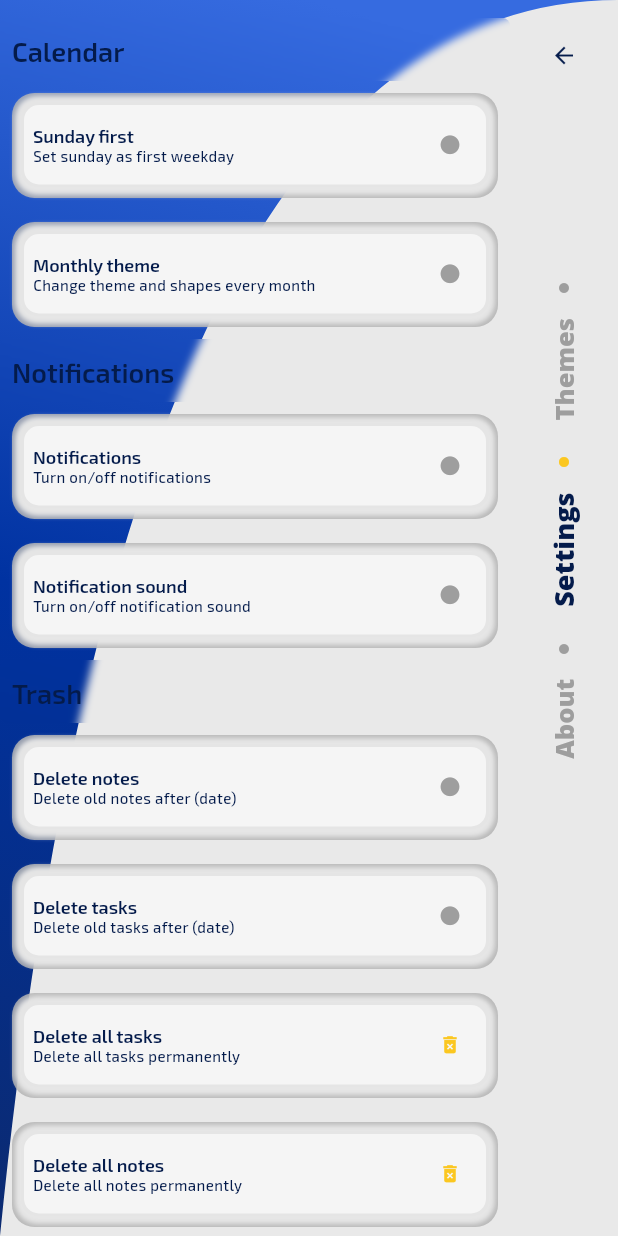
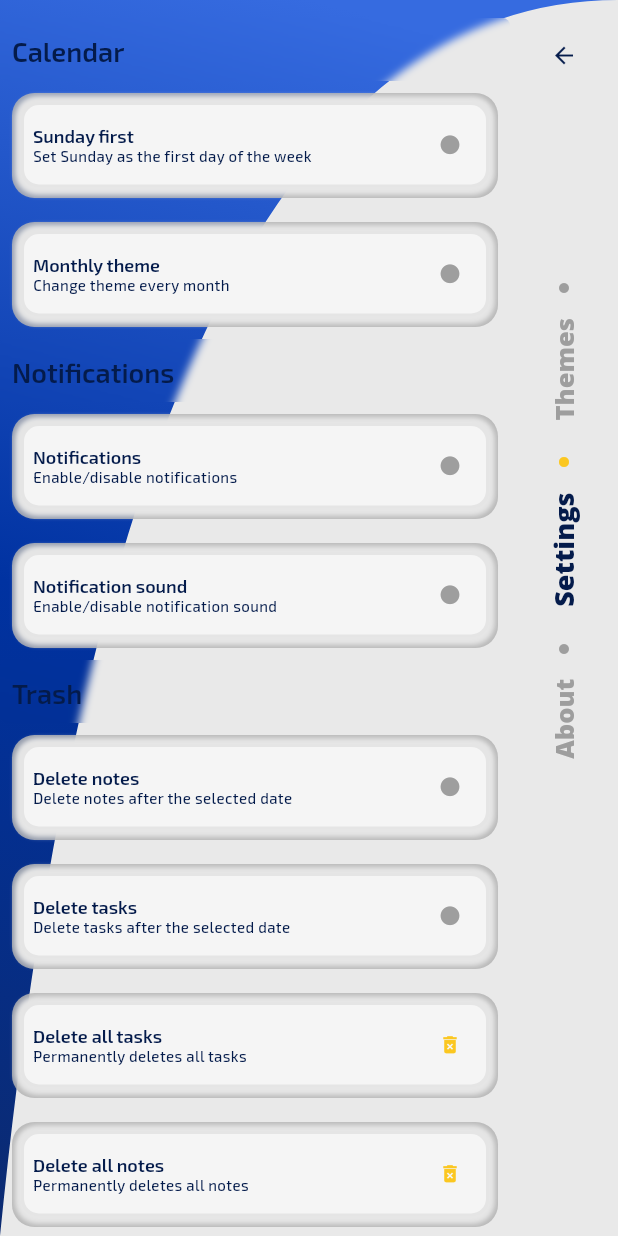
Before and after one commit to RafalSiuta/noti, a Flutter app: the SettingsScreen screen opened by its route, swiped to page 2, on a phone screen of 412 x 824 dp. Run offline on Flutter 3.47's test engine with Material 3 defaults, Android fonts, the phone set to English and light mode, and no system bars; our stand-ins replace audioplayers, camera, carousel_slider, device_info_plus, flutter_local_notifications, flutter_staggered_animations and 10 more; missing offline and left inert: android_intent_plus, csshadow, photo_manager, photo_manager_image_provider; accounts and stored records are empty.

Commit message:
1.fix settingsProvider prefs store data issue;2.update setsScreen page with appLocalizations;3.update prefs.dart with save restoreStatesLite;

```diff
--- a/lang/en.json
+++ b/lang/en.json
@@ -48,7 +48,10 @@
     "title_delete_all_notes": "delete all notes",
     "description_delete_all_notes": "permanently deletes all notes",
     "title_delete_all_tasks": "delete all tasks",
-    "description_delete_all_tasks": "permanently deletes all tasks"
+    "description_delete_all_tasks": "permanently deletes all tasks",
+    "settings_dial_info": "This setting delete data after",
+    "settings_dial_confirm": "Are You sure?",
+    "settings_dial_month": "months"
   },
   "creators_text": {
     "more_options": "more options",
--- a/lang/es.json
+++ b/lang/es.json
@@ -48,7 +48,10 @@
     "title_delete_all_notes": "eliminar todas las notas",
     "description_delete_all_notes": "elimina permanentemente todas las notas",
     "title_delete_all_tasks": "eliminar todas las tareas",
-    "description_delete_all_tasks": "elimina permanentemente todas las tareas"
+    "description_delete_all_tasks": "elimina permanentemente todas las tareas",
+    "settings_dial_info": "This setting delete data after",
+    "settings_dial_confirm": "Are You sure?",
+    "settings_dial_month": "months"
   },
   "creators_text": {
     "more_options": "más opciones",
--- a/lang/pl.json
+++ b/lang/pl.json
@@ -48,7 +48,10 @@
     "title_delete_all_notes": "usuń wszystkie notatki",
     "description_delete_all_notes": "całkowicie usuwa wszystkie notatki",
     "title_delete_all_tasks": "usuń wszystkie zadania",
-    "description_delete_all_tasks": "całkowicie usuwa wszystkie zadania"
+    "description_delete_all_tasks": "całkowicie usuwa wszystkie zadania",
+    "settings_dial_info": "To ustawienie skasuje dane po",
+    "settings_dial_confirm": "Czy napewno?",
+    "settings_dial_month": "miesięcy"
   },
   "creators_text": {
     "more_options": "więcej opcji",
--- a/lib/models/settings_model/settings_model/calendar_settings_model.dart
+++ b/lib/models/settings_model/settings_model/calendar_settings_model.dart
@@ -5,12 +5,12 @@ import 'package:noti/models/settings_model/settings_model/settings_model.dart';
 class CalendarSettings {
   List<SettingsModel> calendarSettings = [
     SettingsModel(
-        title: "Sunday first",
-        description: "Set sunday as first weekday",
+        title: "title_sunday_first",
+        description: "description_sunday_first",
         isOn: false),
     SettingsModel(
-        title: "Monthly theme",
-        description: "Change theme and shapes every month",
+        title: "title_monthly_theme",
+        description: "description_monthly_theme",
         isOn: false),
   ];
 
--- a/lib/models/settings_model/settings_model/notification_settings_model.dart
+++ b/lib/models/settings_model/settings_model/notification_settings_model.dart
@@ -1,17 +1,16 @@
 import 'dart:collection';
-
 import 'package:noti/models/settings_model/settings_model/settings_model.dart';
 
 
 class NotificationSettings {
   List<SettingsModel> notificationSettings = [
     SettingsModel(
-        title: "Notifications",
-        description: "Turn on/off notifications",
+        title: "title_notifications",
+        description: "description_notifications",
         isOn: false),
     SettingsModel(
-        title: "Notification sound",
-        description: "Turn on/off notification sound",
+        title: "title_sound_notifications",
+        description: "description_sound_notifications",
         isOn: false),
   ];
 
--- a/lib/providers/settings_provider/trash_settings_list.dart
+++ b/lib/providers/settings_provider/trash_settings_list.dart
@@ -4,24 +4,24 @@ import 'package:noti/models/settings_model/trash_settings_model/trash_model.dart
 class TrashSettings {
   List<TrashModel> trashSettings = [
     TrashModel(
-        title: "Delete notes",
-        description: "Delete old notes after (date)",
+        title: "title_delete_notes",
+        description: "description_delete_notes",
         sliderValue: 0,
         isOn: false,
     ),
     TrashModel(
-        title: "Delete tasks",
-        description: "Delete old tasks after (date)",
+        title: "title_delete_tasks",
+        description: "description_delete_tasks",
         sliderValue: 0,
         isOn: false,),
     TrashModel(
-      title: "Delete all tasks",
-      description: "Delete all tasks permanently",
+      title: "title_delete_all_tasks",
+      description: "description_delete_all_tasks",
       sliderValue: 0,
       isOn: false,),
     TrashModel(
-      title: "Delete all notes",
-      description: "Delete all notes permanently",
+      title: "title_delete_all_notes",
+      description: "description_delete_all_notes",
       sliderValue: 0,
       isOn: false,),
   ];
--- a/lib/screens/settings_screen/sets_screen.dart
+++ b/lib/screens/settings_screen/sets_screen.dart
@@ -1,5 +1,6 @@
 import 'package:noti/screens/settings_screen/settings_dialog.dart';
 import 'package:flutter/material.dart';
+import 'package:noti/utils/extensions/string_extension.dart';
 import 'package:noti/widgets/dialogs/warring_alert.dart';
 import 'package:provider/provider.dart';
 import '../../providers/note_provider/note_provider.dart';
@@ -12,6 +13,7 @@ import '../../widgets/dialogs/custom_dialog.dart';
 import '../../widgets/headers/sliver_header.dart';
 import '../../widgets/headers/small_header.dart';
 import '../../widgets/responsive/column_row_builder.dart';
+import '../../utils/internationalization/i18_extension.dart';
 
 class SetsScreen extends StatelessWidget {
   const SetsScreen({super.key});
@@ -38,8 +40,9 @@ class SetsScreen extends StatelessWidget {
                   delegate: SliverHeader(
                       paddingHorizontal: 8.0,
                       height: headerHeight,
-                      child: const SmallHeader(
-                        title: 'Calendar',
+                      child: SmallHeader(
+                        title:context.t("headers_text.header_calendar").capitalizeFirstLetter()
+                       // title: 'Calendar',
                       ))),
             ),
             SliverList(
@@ -71,8 +74,9 @@ class SetsScreen extends StatelessWidget {
                 delegate: SliverHeader(
                     paddingHorizontal: 8.0,
                     height: headerHeight,
-                    child: const SmallHeader(
-                      title: 'Notifications',
+                    child: SmallHeader(
+                      title:context.t("headers_text.header_notifications").capitalizeFirstLetter()
+                     // title: 'Notifications',
                     ))),
             SliverList(
               delegate: SliverChildListDelegate([
@@ -82,8 +86,9 @@ class SetsScreen extends StatelessWidget {
                   itemBuilder: (context, index) {
                     final notificationSettings = settingsProvider
                         .notificationSets.notificationSettingsList[index];
+                   // print("WHATS WRONG WITH CARD TITLE: ${notificationSettings.title!} AND DESCRIPTION: ${notificationSettings.description!}");
                     return SettingsCard(
-                      title: notificationSettings.title!,
+                      title:notificationSettings.title!,
                       description: notificationSettings.description!,
                       child: SwitchBtn(
                           iconData: Icons.circle,
@@ -108,8 +113,9 @@ class SetsScreen extends StatelessWidget {
                 delegate: SliverHeader(
                     paddingHorizontal: 8.0,
                     height: headerHeight,
-                    child: const SmallHeader(
-                      title: 'Trash',
+                    child: SmallHeader(
+                      title:context.t("headers_text.header_trash").capitalizeFirstLetter()
+                      //title: 'Trash',
                     ))),
             SliverList(
               delegate: SliverChildListDelegate([
--- /dev/null
+++ b/lib/utils/constants/sets_keys.dart
@@ -0,0 +1,9 @@
+const THEME_PREFS_KEY = "themeUserPref";
+
+const SHAPE_PREFS_KEY = "shapeUserPref";
+
+const CALENDAR_PREFS_KEY = "calendarUserSets";
+
+const NOTIFICATION_PREFS_KEY = "notificationUserSets";
+
+const TRASH_PREFS_KEY = "trashUserSettings";
--- a/lib/widgets/cards/settings_card.dart
+++ b/lib/widgets/cards/settings_card.dart
@@ -1,5 +1,7 @@
 import 'package:flutter/material.dart';
+import 'package:noti/utils/extensions/string_extension.dart';
 import '../../utils/dimensions/size_info.dart';
+import '../../utils/internationalization/i18_extension.dart';
 
 class SettingsCard extends StatelessWidget {
   const SettingsCard({
@@ -35,14 +37,16 @@ class SettingsCard extends StatelessWidget {
             maxLines: 3,
             overflow: TextOverflow.ellipsis,
             text: TextSpan(
-                text: '$title\n',
+                text:"${context.t("settings_text.$title").capitalizeFirstLetter()}\n",
+                //text: '$title\n',
                 style: Theme.of(context)
                     .textTheme
                     .headlineMedium!
                     .copyWith(fontSize: titleFontSize),
                 children: <TextSpan>[
                   TextSpan(
-                    text: description,
+                    text: context.t("settings_text.$description").capitalizeFirstLetter(),
+                   // text: description,
                     style: Theme.of(context)
                         .textTheme
                         .bodyMedium!
```
Also changed, not shown: lib/providers/settings_provider/settings_provider.dart (+153 -52 lines), lib/screens/settings_screen/settings_dialog.dart (+9 -4 lines), lib/utils/prefs/prefs.dart (+84 -0 lines).
